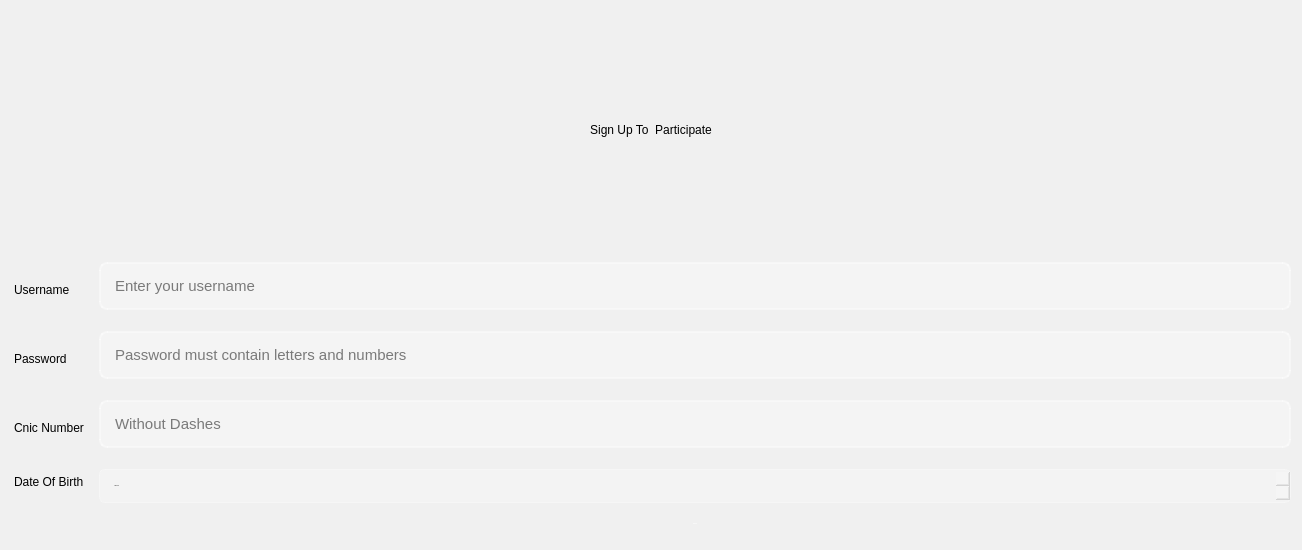
Old version of the form Experiment/signUp.ui in the repository hassanshakil22/QT-E-voting.
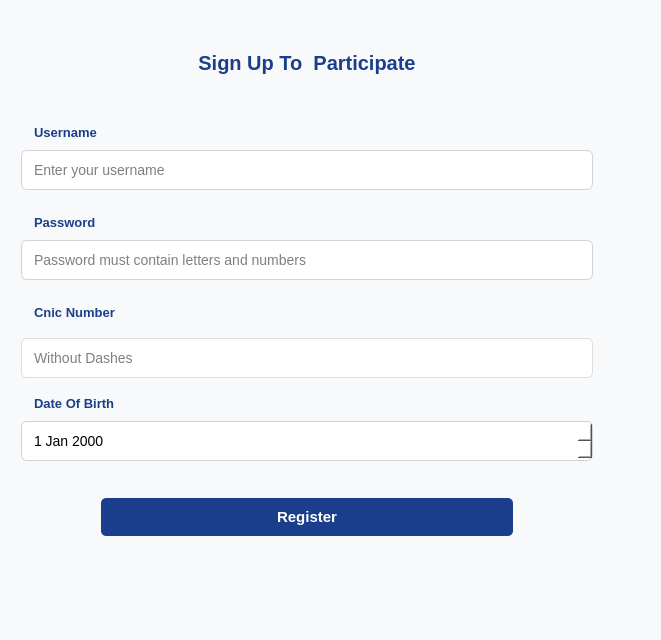
New version of the form. Icons and pictures are not drawn.

What changed in the file:
```diff
--- a/Experiment/signUp.ui
+++ b/Experiment/signUp.ui
@@ -6,71 +6,64 @@
    <rect>
     <x>0</x>
     <y>0</y>
-    <width>1302</width>
-    <height>550</height>
+    <width>661</width>
+    <height>538</height>
    </rect>
   </property>
   <property name="windowTitle">
    <string>E-Voting SignUp</string>
   </property>
   <property name="styleSheet">
-   <string notr="true">QDialog {
-    background-color: #f0f0f0; /* Changed to a solid background color */
+   <string notr="true">/* Main Container */
+QWidget {
+    background-color: #f8f9fa;
+    font-family: 'Segoe UI', sans-serif;
+    padding: 20px;
 }
 
-/* Central container with glass morphism effect */
-#centralwidget {
-    background: rgba(255, 255, 255, 0.15);
-    border-radius: 15px;
-    border: 1px solid rgba(255, 255, 255, 0.2);
-    padding: 30px;
-    margin: 50px;
+/* Title */
+QLabel#title_label {
+    font-size: 20px;
+    font-weight: bold;
+    color: #1a3e8c;
+    margin-bottom: 25px;
 }
 
-/* Title label */
-#welcome_label {
-    font: bold 28px &quot;Segoe UI&quot;, Arial;
-    color: black; /* Changed to black */
-    letter-spacing: 2px;
-    text-transform: uppercase;
-    qproperty-alignment: 'AlignCenter';
-    margin-bottom: 30px;
+/* Section Headers (Username, Password, etc.) */
+QLabel.section_header {
+    font-size: 14px;
+    font-weight: 600;
+    color: #495057;
+    margin-bottom: 5px;
 }
 
-/* Form labels */
-QLabel {
-    font: bold 16px &quot;Segoe UI&quot;;
-    color: black; /* Changed to black */
-    margin-bottom: 8px;
-}
-
-/* Input fields with modern styling */
-QLineEdit {
-    background: rgba(255, 255, 255, 0.25);
-    border: 2px solid rgba(255, 255, 255, 0.4);
-    border-radius: 8px;
-    padding: 12px;
-    color: black; /* Changed to black */
-    font-size: 15px;
+/* Input Fields */
+QLineEdit, QDateEdit {
+    background: white;
+    border: 1px solid #ced4da;
+    border-radius: 6px;
+    padding: 10px;
+    font-size: 14px;
     margin-bottom: 15px;
-    selection-background-color: #4facfe;
+    min-width: 250px;
 }
 
-QLineEdit:focus {
-    border-color: rgba(79, 172, 254, 0.8);
-    background: rgba(255, 255, 255, 0.3);
+/* Input Field Placeholder Text */
+QLineEdit::placeholder {
+    color: #adb5bd;
+    font-style: italic;
 }
 
-/* Buttons with gradient and animation */
-QPushButton {
-    background: qlineargradient(x1:0, y1:0, x2:1, y2:0,
-                              stop:0 #4facfe, stop:1 #00f2fe);
+/* Register Button */
+QPushButton#register_btn {
+    background-color: #1a73e8;
     color: white;
-    font: bold 16px &quot;Segoe UI&quot;;
-    border-radius: 8px;
-    padding: 14px 24px;
     border: none;
-    min-width: 120px;
+    border-radius: 6px;
+    padding: 12px 0;
+    font-size: 16px;
+    font-weight: 500;
+    margin-top: 10px;
 }
 
 QPushButton:hover {
@@ -78,61 +71,43 @@
                               stop:0 #00f2fe, stop:1 #4facfe);
 }
 
-/* Login container */
-#login_container {
-    background: rgba(255, 255, 255, 0.1);
-    border-radius: 15px;
-    padding: 30px;
-    border: 1px solid rgba(255, 255, 255, 0.15);
-}
-
-/* Logo styling */
-#logo_label {
-    qproperty-alignment: 'AlignCenter';
+/* Horizontal Line */
+QFrame#line {
+    border: 1px solid #e9ecef;
+    margin: 15px 0;
+}</string>
+  </property>
+  <layout class="QVBoxLayout" name="verticalLayout_2">
+   <property name="rightMargin">
+    <number>8</number>
+   </property>
+   <item>
+    <layout class="QVBoxLayout" name="verticalLayout">
+     <property name="spacing">
+      <number>0</number>
+     </property>
+     <property name="leftMargin">
+      <number>10</number>
+     </property>
+     <property name="topMargin">
+      <number>20</number>
+     </property>
+     <property name="rightMargin">
+      <number>60</number>
+     </property>
+     <property name="bottomMargin">
+      <number>20</number>
+     </property>
+     <item>
+      <widget class="QLabel" name="label_6">
+       <property name="styleSheet">
+        <string notr="true">
+    font-size: 20px;
+    font-weight: bold;
+    color: #1a3e8c;  /* Navy blue */
     margin-bottom: 20px;
-    qproperty-pixmap: url(:/icons/app_logo.png);
-}
-
-QDateEdit {
-    background: rgba(255, 255, 255, 0.2);
-    border: 1px solid rgba(255, 255, 255, 0.3);
-    border-radius: 6px;
-    color: black; /* Changed to black */
-    font: 15px &quot;Segoe UI&quot;;
-    padding: 8px 12px;
-}
-
-QDateEdit::drop-down {
-    background: rgba(255, 255, 255, 0.1);
-    border-radius: 0 4px 4px 0;
-}
 </string>
   </property>
-  <layout class="QGridLayout" name="gridLayout">
-   <item row="6" column="2">
-    <widget class="QPushButton" name="createacc_btn">
-     <property name="font">
-      <font>
-       <family>Segoe UI</family>
-       <pointsize>-1</pointsize>
-       <italic>false</italic>
-       <bold>true</bold>
-      </font>
-     </property>
-     <property name="text">
-      <string>Register</string>
-     </property>
-    </widget>
-   </item>
-   <item row="3" column="0">
-    <widget class="QLabel" name="label_3">
-     <property name="text">
-      <string>Password</string>
-     </property>
-    </widget>
-   </item>
-   <item row="0" column="0" colspan="3">
-    <widget class="QLabel" name="label_6">
      <property name="text">
       <string>Sign Up To  Participate</string>
      </property>
@@ -144,21 +119,43 @@
      </property>
     </widget>
    </item>
-   <item row="6" column="0">
-    <widget class="QLabel" name="label">
+     <item>
+      <widget class="QLabel" name="label_2">
+       <property name="styleSheet">
+        <string notr="true"> font-size: 13px;
+    font-weight: bold;
+    color: #1a3e8c;  /* Navy blue */
+    padding: 10px;</string>
+       </property>
      <property name="text">
-      <string/>
+        <string>Username</string>
      </property>
     </widget>
    </item>
-   <item row="5" column="0">
-    <widget class="QLabel" name="label_4">
+     <item>
+      <widget class="QLineEdit" name="name_eidt">
+       <property name="styleSheet">
+        <string notr="true"/>
+       </property>
+       <property name="placeholderText">
+        <string>Enter your username</string>
+       </property>
+      </widget>
+     </item>
+     <item>
+      <widget class="QLabel" name="label_3">
+       <property name="styleSheet">
+        <string notr="true"> font-size: 13px;
+    font-weight: bold;
+    color: #1a3e8c;  /* Navy blue */
+    padding: 10px;</string>
+       </property>
      <property name="text">
-      <string>Date Of Birth</string>
+        <string>Password</string>
      </property>
     </widget>
    </item>
-   <item row="3" column="2">
+     <item>
     <widget class="QLineEdit" name="pass_edit">
      <property name="echoMode">
       <enum>QLineEdit::EchoMode::Password</enum>
@@ -168,8 +165,29 @@
      </property>
     </widget>
    </item>
-   <item row="4" column="2">
+     <item>
+      <widget class="QLabel" name="label_5">
+       <property name="styleSheet">
+        <string notr="true"> font-size: 13px;
+    font-weight: bold;
+    color: #1a3e8c;  /* Navy blue */
+    padding: 10px;</string>
+       </property>
+       <property name="text">
+        <string>Cnic Number</string>
+       </property>
+      </widget>
+     </item>
+     <item>
     <widget class="QLineEdit" name="cnicedit">
+       <property name="styleSheet">
+        <string notr="true"> background: white;
+    border: 1px solid #ddd;
+    border-radius: 5px;
+    padding: 10px;
+    margin: 8px 0;
+    min-width: 250px;</string>
+       </property>
      <property name="echoMode">
       <enum>QLineEdit::EchoMode::Normal</enum>
      </property>
@@ -178,14 +196,20 @@
      </property>
     </widget>
    </item>
-   <item row="4" column="0">
-    <widget class="QLabel" name="label_5">
+     <item>
+      <widget class="QLabel" name="label_4">
+       <property name="styleSheet">
+        <string notr="true"> font-size: 13px;
+    font-weight: bold;
+    color: #1a3e8c;  /* Navy blue */
+    padding: 10px;</string>
+       </property>
      <property name="text">
-      <string>Cnic Number</string>
+        <string>Date Of Birth</string>
      </property>
     </widget>
    </item>
-   <item row="5" column="2">
+     <item>
     <widget class="QDateEdit" name="dateEdit">
      <property name="font">
       <font>
@@ -195,24 +219,66 @@
        <bold>false</bold>
       </font>
      </property>
-    </widget>
-   </item>
-   <item row="1" column="2">
-    <widget class="QLineEdit" name="name_eidt">
+       <property name="styleSheet">
+        <string notr="true">QDateEdit {
+    color: #000000;  /* Black text */
+    background-color: #ffffff;  /* White background */
+}</string>
+       </property>
+      </widget>
+     </item>
+     <item>
+      <widget class="QWidget" name="widget" native="true">
+       <layout class="QHBoxLayout" name="horizontalLayout">
+        <property name="leftMargin">
+         <number>80</number>
+        </property>
+        <property name="topMargin">
+         <number>12</number>
+        </property>
+        <property name="rightMargin">
+         <number>80</number>
+        </property>
+        <item>
+         <widget class="QPushButton" name="createacc_btn">
+          <property name="font">
+           <font>
+            <family>Segoe UI</family>
+            <pointsize>11</pointsize>
+            <italic>false</italic>
+            <bold>true</bold>
+           </font>
+          </property>
      <property name="styleSheet">
-      <string notr="true"/>
-     </property>
-     <property name="placeholderText">
-      <string>Enter your username</string>
+           <string notr="true">QPushButton {
+    background-color: #1a3e8c;  /* Navy blue */
+    color: white;
+    border: none;
+    border-radius: 5px;
+    padding: 10px;
+    margin: 10px 0;
+}
+
+QPushButton:hover {
+    background-color: #0d2b5e;  /* Darker blue */
+}</string>
+          </property>
+          <property name="text">
+           <string>Register</string>
      </property>
     </widget>
    </item>
-   <item row="1" column="0">
-    <widget class="QLabel" name="label_2">
+       </layout>
+      </widget>
+     </item>
+     <item>
+      <widget class="QLabel" name="label">
      <property name="text">
-      <string>Username</string>
-     </property>
-    </widget>
+        <string/>
+       </property>
+      </widget>
+     </item>
+    </layout>
    </item>
   </layout>
  </widget>
```
Left out of the diff: 5 changed lines with no effect on the pictures. Lines whose indentation alone changed are shown as unchanged.
